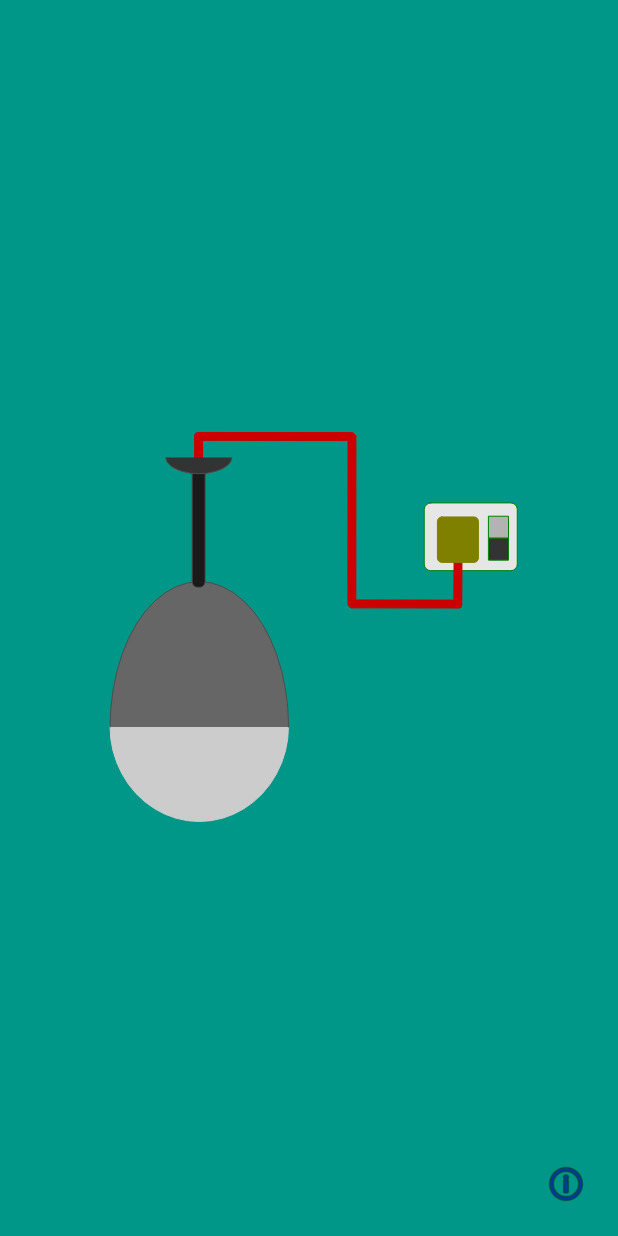
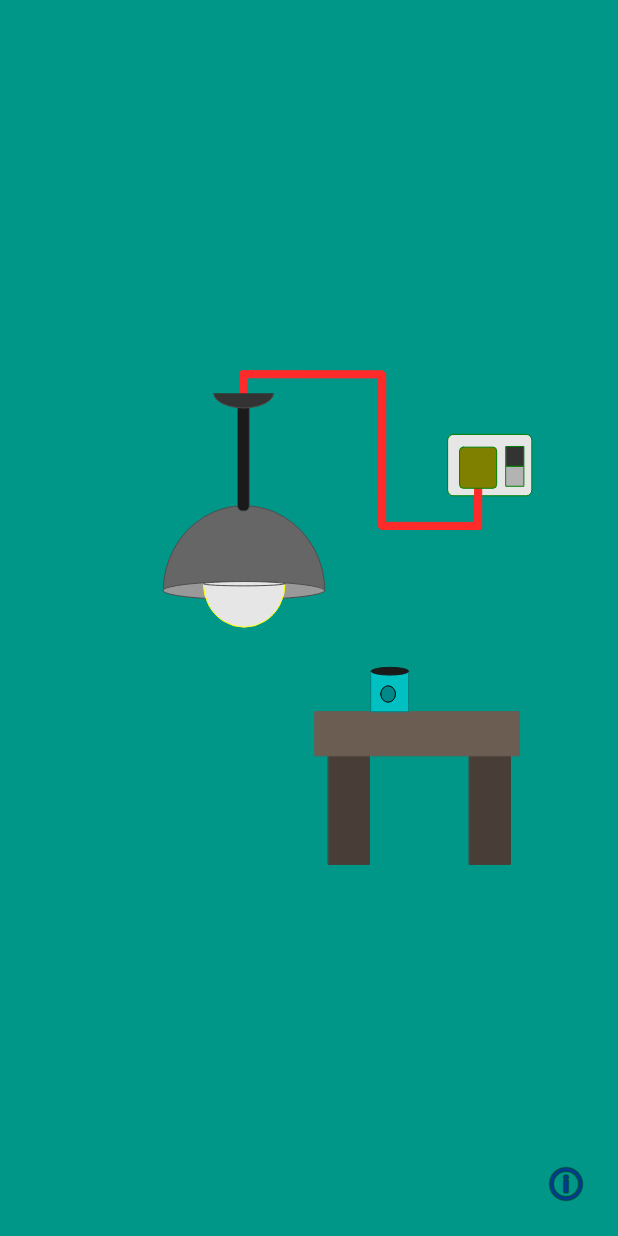
Before and after one commit to ranjanistic/path-finder, an Android app: the screen it shows after launch (MainActivity), on a phone screen of 412 x 824 dp. Run offline under Robolectric (Android 15) with nearby library versions, the phone set to English and light mode, and no system bars; 1 statement that could not run was skipped.

Commit message:
Graphic changes

```diff
--- a/Saber/app/src/main/java/com/pathfinder/saber/MainActivity.java
+++ b/Saber/app/src/main/java/com/pathfinder/saber/MainActivity.java
@@ -89,9 +89,9 @@ public class MainActivity extends AppCompatActivity {
 
     public void toggleImag(boolean status){
         if(status){
-            toggleButton.setButtonDrawable(R.drawable.ic_lamplit);
+            toggleButton.setButtonDrawable(R.drawable.ic_roomlit);
         } else{
-            toggleButton.setButtonDrawable(R.drawable.ic_lampunlit);
+            toggleButton.setButtonDrawable(R.drawable.ic_roomunlit);
         }
     }
 
--- /dev/null
+++ b/Saber/app/src/main/res/drawable/ic_roomlit.xml
@@ -0,0 +1,128 @@
+<vector android:autoMirrored="true" android:height="250dp"
+    android:viewportHeight="250" android:viewportWidth="250"
+    android:width="250dp" xmlns:aapt="http://schemas.android.com/aapt" xmlns:android="http://schemas.android.com/apk/res/android">
+    <path android:fillAlpha="1" android:fillColor="#f9f9f9"
+        android:pathData="M10.693,129.988A95.534,95.54 0,0 1,106.969 35.446,95.534 95.54,0 0,1 201.756,131.481 95.534,95.54 0,0 1,105.974 226.523,95.534 95.54,0 0,1 10.688,130.983"
+        android:strokeAlpha="1" android:strokeColor="#000000"
+        android:strokeLineCap="round" android:strokeLineJoin="miter" android:strokeWidth="0"/>
+    <path android:fillAlpha="1" android:fillColor="#000000"
+        android:pathData="M162.168,144.855h13.034v14.057h-13.034z"
+        android:strokeAlpha="1" android:strokeColor="#008080"
+        android:strokeLineCap="round" android:strokeLineJoin="miter" android:strokeWidth="0"/>
+    <path android:fillAlpha="1" android:fillColor="#000000"
+        android:pathData="m162.168,144.933a6.517,1.324 0,0 1,6.567 -1.31,6.517 1.324,0 0,1 6.466,1.331 6.517,1.324 0,0 1,-6.534 1.317,6.517 1.324,0 0,1 -6.5,-1.324"
+        android:strokeAlpha="1" android:strokeColor="#008080"
+        android:strokeLineCap="round" android:strokeLineJoin="miter" android:strokeWidth="0"/>
+    <path android:fillAlpha="1" android:fillColor="#000000"
+        android:pathData="M154.444,174.875h8.281v35.201h-8.281z"
+        android:strokeAlpha="1" android:strokeColor="#1a1a1a"
+        android:strokeLineCap="round" android:strokeLineJoin="miter" android:strokeWidth="0"/>
+    <path android:fillColor="#000000"
+        android:pathData="m149.419,214.628 l5.025,-4.551h8.281z"
+        android:strokeAlpha="1" android:strokeColor="#000000"
+        android:strokeLineCap="butt" android:strokeLineJoin="miter" android:strokeWidth="0.26034242"/>
+    <path android:fillColor="#000000"
+        android:pathData="m154.448,210.074 l-5.001,1.792 -0.031,2.691z"
+        android:strokeAlpha="1" android:strokeColor="#000000"
+        android:strokeLineCap="butt" android:strokeLineJoin="miter" android:strokeWidth="0.25857815"/>
+    <path android:fillAlpha="1" android:fillColor="#000000"
+        android:pathData="M210.011,161.694h25.029v13.351h-25.029z"
+        android:strokeAlpha="1" android:strokeColor="#000000"
+        android:strokeLineCap="round" android:strokeLineJoin="miter" android:strokeWidth="0"/>
+    <path android:fillAlpha="1" android:fillColor="#000000"
+        android:pathData="M211.489,174.795h8.281v35.405h-8.281z"
+        android:strokeAlpha="1" android:strokeColor="#1a1a1a"
+        android:strokeLineCap="round" android:strokeLineJoin="miter" android:strokeWidth="0"/>
+    <path android:fillColor="#000000"
+        android:pathData="m206.464,214.777 l5.025,-4.578h8.281z"
+        android:strokeAlpha="1" android:strokeColor="#000000"
+        android:strokeLineCap="butt" android:strokeLineJoin="miter" android:strokeWidth="0.26109454"/>
+    <path android:fillColor="#000000"
+        android:pathData="m211.493,210.198 l-5.001,1.803 -0.031,2.707z"
+        android:strokeAlpha="1" android:strokeColor="#000000"
+        android:strokeLineCap="butt" android:strokeLineJoin="miter" android:strokeWidth="0.25932518"/>
+    <path android:fillAlpha="1" android:fillColor="#008000"
+        android:pathData="M98.059,34.29L98.843,34.305A1.064,1.041 45.506,0 1,99.897 35.378L99.938,57.051A1.064,1.041 45.506,0 1,98.888 58.083L98.104,58.067A1.064,1.041 45.506,0 1,97.049 56.994L97.009,35.322A1.064,1.041 45.506,0 1,98.059 34.29z"
+        android:strokeAlpha="1" android:strokeColor="#008000"
+        android:strokeLineCap="round" android:strokeLineJoin="miter" android:strokeWidth="0"/>
+    <path android:fillAlpha="1" android:fillColor="#008000"
+        android:pathData="M156.057,35.628L156.057,35.628A1.31,2.615 89.976,0 1,153.437 36.936L99.607,36.891A1.31,2.615 89.976,0 1,96.998 35.579L96.998,35.579A1.31,2.615 89.976,0 1,99.619 34.271L153.449,34.316A1.31,2.615 89.976,0 1,156.057 35.628z"
+        android:strokeAlpha="1" android:strokeColor="#008000"
+        android:strokeLineCap="round" android:strokeLineJoin="miter" android:strokeWidth="0"/>
+    <path android:fillAlpha="1" android:fillColor="#008000"
+        android:pathData="M154.572,92.414L154.572,92.414A2.572,1.445 89.96,0 1,153.129 89.836L153.171,36.879A2.572,1.445 89.96,0 1,154.618 34.313L154.618,34.313A2.572,1.445 89.96,0 1,156.061 36.891L156.019,89.848A2.572,1.445 89.96,0 1,154.572 92.414z"
+        android:strokeAlpha="1" android:strokeColor="#008000"
+        android:strokeLineCap="round" android:strokeLineJoin="miter" android:strokeWidth="0"/>
+    <path android:fillAlpha="1" android:fillColor="#008000"
+        android:pathData="M194.674,91.148L194.674,91.148A1.31,1.839 89.947,0 1,192.831 92.455L154.967,92.41A1.31,1.839 89.947,0 1,153.132 91.098L153.132,91.098A1.31,1.839 89.947,0 1,154.976 89.791L192.839,89.836A1.31,1.839 89.947,0 1,194.674 91.148z"
+        android:strokeAlpha="1" android:strokeColor="#008000"
+        android:strokeLineCap="round" android:strokeLineJoin="miter" android:strokeWidth="0"/>
+    <path android:fillAlpha="1" android:fillColor="#e6e6e6"
+        android:pathData="M183.234,57.623L212.981,57.623A2.159,2.159 0,0 1,215.14 59.782L215.14,77.916A2.159,2.159 0,0 1,212.981 80.074L183.234,80.074A2.159,2.159 0,0 1,181.076 77.916L181.076,59.782A2.159,2.159 0,0 1,183.234 57.623z"
+        android:strokeAlpha="1" android:strokeColor="#008000"
+        android:strokeLineCap="round" android:strokeLineJoin="miter" android:strokeWidth="0"/>
+    <path android:fillAlpha="1" android:fillColor="#008000"
+        android:pathData="M194.117,92.402L192.629,92.4A0.7,0.703 45.163,0 1,191.931 91.698L191.995,77.257A0.7,0.703 45.163,0 1,192.699 76.557L194.187,76.559A0.7,0.703 45.163,0 1,194.885 77.261L194.821,91.702A0.7,0.703 45.163,0 1,194.117 92.402z"
+        android:strokeAlpha="1" android:strokeColor="#008000"
+        android:strokeLineCap="round" android:strokeLineJoin="miter" android:strokeWidth="0"/>
+    <path android:fillAlpha="1" android:fillColor="#808000"
+        android:pathData="M187.349,62.279L199.462,62.279A1.447,1.447 0,0 1,200.909 63.726L200.909,75.885A1.447,1.447 0,0 1,199.462 77.333L187.349,77.333A1.447,1.447 0,0 1,185.902 75.885L185.902,63.726A1.447,1.447 0,0 1,187.349 62.279z"
+        android:strokeAlpha="1" android:strokeColor="#008000"
+        android:strokeLineCap="round" android:strokeLineJoin="miter" android:strokeWidth="0"/>
+    <path android:fillAlpha="1" android:fillColor="#333333"
+        android:pathData="M204.72,62.034h7.206v7.282h-7.206z"
+        android:strokeAlpha="1" android:strokeColor="#008000"
+        android:strokeLineCap="round" android:strokeLineJoin="miter" android:strokeWidth="0"/>
+    <path android:fillAlpha="1" android:fillColor="#b3b3b3"
+        android:pathData="M204.72,69.317h7.206v7.282h-7.206z"
+        android:strokeAlpha="1" android:strokeColor="#008000"
+        android:strokeLineCap="round" android:strokeLineJoin="miter" android:strokeWidth="0"/>
+    <path android:fillAlpha="1" android:fillColor="#666666"
+        android:pathData="m66.05,115.005a31.272,32.678 90.01,0 1,16.335 -27.084,31.272 32.678,90.01 0,1 32.678,-0.004 31.272,32.678 90.01,0 1,16.343 27.08"
+        android:strokeAlpha="1" android:strokeColor="#4d4d4d"
+        android:strokeLineCap="round" android:strokeLineJoin="miter" android:strokeWidth="0"/>
+    <path android:fillAlpha="1" android:fillColor="#1a1a1a"
+        android:pathData="M97.926,44.158L99.021,44.158A1.835,1.835 0,0 1,100.856 45.993L100.856,83.772A1.835,1.835 0,0 1,99.021 85.607L97.926,85.607A1.835,1.835 0,0 1,96.092 83.772L96.092,45.993A1.835,1.835 0,0 1,97.926 44.158z"
+        android:strokeAlpha="1" android:strokeColor="#4d4d4d"
+        android:strokeLineCap="round" android:strokeLineJoin="miter" android:strokeWidth="0"/>
+    <path android:fillAlpha="1" android:fillColor="#333333"
+        android:pathData="m86.413,42.557a5.342,12.128 90,0 0,6.063 4.627,5.342 12.128,90 0,0 12.128,0.001 5.342,12.128 90,0 0,6.066 -4.626"
+        android:strokeAlpha="1" android:strokeColor="#4d4d4d"
+        android:strokeLineCap="round" android:strokeLineJoin="miter" android:strokeWidth="0"/>
+    <path android:fillAlpha="1" android:fillColor="#ececf1"
+        android:pathData="m131.356,114.766a3.288,32.678 90,0 1,-32.68 3.288,3.288 32.678,90 0,1 -32.677,-3.288 3.288,32.678 90,0 1,32.676 -3.288,3.288 32.678,90 0,1 32.681,3.288"
+        android:strokeAlpha="1" android:strokeColor="#4d4d4d"
+        android:strokeLineCap="round" android:strokeLineJoin="miter" android:strokeWidth="0"/>
+    <path android:fillAlpha="1" android:fillColor="#ffffff"
+        android:pathData="m115.343,112.195a16.554,15.986 0,0 1,-8.277 13.845,16.554 15.986,0 0,1 -16.554,0 16.554,15.986 0,0 1,-8.277 -13.845"
+        android:strokeAlpha="1" android:strokeColor="#ffff00"
+        android:strokeLineCap="round" android:strokeLineJoin="miter" android:strokeWidth="0"/>
+    <path android:fillAlpha="1" android:fillColor="#ffffff"
+        android:pathData="m115.579,112.264a0.792,16.664 90,0 1,-16.665 0.792,0.792 16.664,90 0,1 -16.663,-0.792 0.792,16.664 90,0 1,16.663 -0.792,0.792 16.664,90 0,1 16.665,0.792"
+        android:strokeAlpha="1" android:strokeColor="#4d4d4d"
+        android:strokeLineCap="round" android:strokeLineJoin="miter" android:strokeWidth="0"/>
+    <path android:fillAlpha="1"
+        android:pathData="M132.857,174.738h16.561v40.262h-16.561z"
+        android:strokeAlpha="1" android:strokeColor="#483e37"
+        android:strokeLineCap="round" android:strokeLineJoin="miter" android:strokeWidth="0"/>
+    <path android:fillAlpha="1"
+        android:pathData="M189.903,174.738h16.561v40.262h-16.561z"
+        android:strokeAlpha="1" android:strokeColor="#483e37"
+        android:strokeLineCap="round" android:strokeLineJoin="miter" android:strokeWidth="0"/>
+    <path android:fillAlpha="1"
+        android:pathData="M127.453,159.097h82.715v16.17h-82.715z"
+        android:strokeAlpha="1" android:strokeColor="#917c6f"
+        android:strokeLineCap="round" android:strokeLineJoin="miter" android:strokeWidth="0"/>
+    <path android:fillAlpha="1"
+        android:pathData="M150.101,144.191h15.181v14.964h-15.181z"
+        android:strokeAlpha="1" android:strokeColor="#008080"
+        android:strokeLineCap="round" android:strokeLineJoin="miter" android:strokeWidth="0"/>
+    <path android:fillAlpha="1" android:fillColor="#165044"
+        android:pathData="m150.101,144.274a7.59,1.41 0,0 1,7.649 -1.395,7.59 1.41,0 0,1 7.531,1.417 7.59,1.41 0,0 1,-7.61 1.402,7.59 1.41,0 0,1 -7.571,-1.41"
+        android:strokeAlpha="1" android:strokeColor="#008080"
+        android:strokeLineCap="round" android:strokeLineJoin="miter" android:strokeWidth="0"/>
+    <path android:fillAlpha="1"
+        android:pathData="m154.003,152.612a2.988,2.988 0,0 1,3.012 -2.957,2.988 2.988,0 0,1 2.965,3.004 2.988,2.988 0,0 1,-2.996 2.973,2.988 2.988,0 0,1 -2.981,-2.988"
+        android:strokeAlpha="1" android:strokeColor="#000000"
+        android:strokeLineCap="round" android:strokeLineJoin="miter" android:strokeWidth="0"/>
+</vector>
--- /dev/null
+++ b/Saber/app/src/main/res/drawable/ic_roomunlit.xml
@@ -0,0 +1,88 @@
+<vector android:autoMirrored="true" android:height="250dp"
+    android:viewportHeight="250" android:viewportWidth="250"
+    android:width="250dp" xmlns:android="http://schemas.android.com/apk/res/android">
+    <path android:fillAlpha="1" android:fillColor="#ff2a2a"
+        android:pathData="M98.059,34.289L98.843,34.305A1.064,1.041 45.507,0 1,99.897 35.378L99.938,57.05A1.064,1.041 45.507,0 1,98.888 58.082L98.104,58.067A1.064,1.041 45.507,0 1,97.049 56.994L97.009,35.321A1.064,1.041 45.507,0 1,98.059 34.289z"
+        android:strokeAlpha="1" android:strokeColor="#ff2a2a"
+        android:strokeLineCap="round" android:strokeLineJoin="miter" android:strokeWidth="0"/>
+    <path android:fillAlpha="1" android:fillColor="#ff2a2a"
+        android:pathData="M156.057,35.628L156.057,35.628A1.31,2.615 89.976,0 1,153.437 36.935L99.607,36.891A1.31,2.615 89.976,0 1,96.998 35.579L96.998,35.579A1.31,2.615 89.976,0 1,99.619 34.271L153.449,34.316A1.31,2.615 89.976,0 1,156.057 35.628z"
+        android:strokeAlpha="1" android:strokeColor="#ff2a2a"
+        android:strokeLineCap="round" android:strokeLineJoin="miter" android:strokeWidth="0"/>
+    <path android:fillAlpha="1" android:fillColor="#e6e6e6"
+        android:pathData="M183.235,57.623L212.981,57.623A2.159,2.159 86.442,0 1,215.14 59.782L215.14,77.915A2.159,2.159 86.442,0 1,212.981 80.074L183.235,80.074A2.159,2.159 86.442,0 1,181.076 77.915L181.076,59.782A2.159,2.159 86.442,0 1,183.235 57.623z"
+        android:strokeAlpha="1" android:strokeColor="#008000"
+        android:strokeLineCap="round" android:strokeLineJoin="miter" android:strokeWidth="0"/>
+    <path android:fillAlpha="1" android:fillColor="#ff2a2a"
+        android:pathData="M154.572,92.414L154.572,92.414A2.572,1.445 89.96,0 1,153.129 89.836L153.171,36.879A2.572,1.445 89.96,0 1,154.618 34.312L154.618,34.312A2.572,1.445 89.96,0 1,156.061 36.89L156.02,89.847A2.572,1.445 89.96,0 1,154.572 92.414z"
+        android:strokeAlpha="1" android:strokeColor="#ff2a2a"
+        android:strokeLineCap="round" android:strokeLineJoin="miter" android:strokeWidth="0"/>
+    <path android:fillAlpha="1" android:fillColor="#ff2a2a"
+        android:pathData="M194.674,91.147L194.674,91.147A1.31,1.839 89.947,0 1,192.831 92.455L154.967,92.41A1.31,1.839 89.947,0 1,153.132 91.098L153.132,91.098A1.31,1.839 89.947,0 1,154.976 89.791L192.839,89.835A1.31,1.839 89.947,0 1,194.674 91.147z"
+        android:strokeAlpha="1" android:strokeColor="#ff2a2a"
+        android:strokeLineCap="round" android:strokeLineJoin="miter" android:strokeWidth="0"/>
+    <path android:fillAlpha="1" android:fillColor="#ff2a2a"
+        android:pathData="M194.117,92.402L192.629,92.4A0.7,0.703 45.157,0 1,191.931 91.698L191.995,77.257A0.7,0.703 45.157,0 1,192.699 76.557L194.187,76.558A0.7,0.703 45.157,0 1,194.885 77.261L194.822,91.701A0.7,0.703 45.157,0 1,194.117 92.402z"
+        android:strokeAlpha="1" android:strokeColor="#ff2a2a"
+        android:strokeLineCap="round" android:strokeLineJoin="miter" android:strokeWidth="0"/>
+    <path android:fillAlpha="1" android:fillColor="#808000"
+        android:pathData="M187.349,62.279L199.462,62.279A1.447,1.447 88.475,0 1,200.909 63.726L200.909,75.885A1.447,1.447 88.475,0 1,199.462 77.332L187.349,77.332A1.447,1.447 88.475,0 1,185.902 75.885L185.902,63.726A1.447,1.447 88.475,0 1,187.349 62.279z"
+        android:strokeAlpha="1" android:strokeColor="#008000"
+        android:strokeLineCap="round" android:strokeLineJoin="miter" android:strokeWidth="0"/>
+    <path android:fillAlpha="1" android:fillColor="#333333"
+        android:pathData="M204.721,62.034l7.206,0l0,7.282l-7.206,0z"
+        android:strokeAlpha="1" android:strokeColor="#008000"
+        android:strokeLineCap="round" android:strokeLineJoin="miter" android:strokeWidth="0"/>
+    <path android:fillAlpha="1" android:fillColor="#b3b3b3"
+        android:pathData="M204.721,69.316l7.206,0l0,7.282l-7.206,0z"
+        android:strokeAlpha="1" android:strokeColor="#008000"
+        android:strokeLineCap="round" android:strokeLineJoin="miter" android:strokeWidth="0"/>
+    <path android:fillAlpha="1" android:fillColor="#666666"
+        android:pathData="m66.05,115.005a31.272,32.678 90.01,0 1,16.335 -27.084,31.272 32.678,90.01 0,1 32.678,-0.004 31.272,32.678 90.01,0 1,16.343 27.08"
+        android:strokeAlpha="1" android:strokeColor="#4d4d4d"
+        android:strokeLineCap="round" android:strokeLineJoin="miter" android:strokeWidth="0"/>
+    <path android:fillAlpha="1" android:fillColor="#1a1a1a"
+        android:pathData="M97.927,44.158L99.021,44.158A1.835,1.835 88.293,0 1,100.856 45.993L100.856,83.771A1.835,1.835 88.293,0 1,99.021 85.606L97.927,85.606A1.835,1.835 88.293,0 1,96.092 83.771L96.092,45.993A1.835,1.835 88.293,0 1,97.927 44.158z"
+        android:strokeAlpha="1" android:strokeColor="#4d4d4d"
+        android:strokeLineCap="round" android:strokeLineJoin="miter" android:strokeWidth="0"/>
+    <path android:fillAlpha="1" android:fillColor="#333333"
+        android:pathData="m86.413,42.556a5.342,12.129 90,0 0,6.063 4.627,5.342 12.129,90 0,0 12.129,0.001 5.342,12.129 90,0 0,6.066 -4.626"
+        android:strokeAlpha="1" android:strokeColor="#4d4d4d"
+        android:strokeLineCap="round" android:strokeLineJoin="miter" android:strokeWidth="0"/>
+    <path android:fillAlpha="1" android:fillColor="#999999"
+        android:pathData="m131.357,114.765a3.288,32.678 90,0 1,-32.68 3.288,3.288 32.678,90 0,1 -32.677,-3.288 3.288,32.678 90,0 1,32.676 -3.288,3.288 32.678,90 0,1 32.681,3.288"
+        android:strokeAlpha="1" android:strokeColor="#4d4d4d"
+        android:strokeLineCap="round" android:strokeLineJoin="miter" android:strokeWidth="0"/>
+    <path android:fillAlpha="1" android:fillColor="#e6e6e6"
+        android:pathData="m115.343,112.195a15.986,16.554 90,0 1,-8.277 13.845,15.986 16.554,90 0,1 -16.554,0 15.986,16.554 90,0 1,-8.277 -13.845"
+        android:strokeAlpha="1" android:strokeColor="#ffff00"
+        android:strokeLineCap="round" android:strokeLineJoin="miter" android:strokeWidth="0"/>
+    <path android:fillAlpha="1" android:fillColor="#e6e6e6"
+        android:pathData="m115.579,112.263a0.792,16.664 90,0 1,-16.665 0.792,0.792 16.664,90 0,1 -16.663,-0.792 0.792,16.664 90,0 1,16.663 -0.792,0.792 16.664,90 0,1 16.665,0.792"
+        android:strokeAlpha="1" android:strokeColor="#4d4d4d"
+        android:strokeLineCap="round" android:strokeLineJoin="miter" android:strokeWidth="0"/>
+    <path android:fillAlpha="1" android:fillColor="#483e37"
+        android:pathData="M132.858,174.738l16.562,0l0,40.262l-16.562,0z"
+        android:strokeAlpha="1" android:strokeColor="#483e37"
+        android:strokeLineCap="round" android:strokeLineJoin="miter" android:strokeWidth="0"/>
+    <path android:fillAlpha="1" android:fillColor="#483e37"
+        android:pathData="M189.903,174.738l16.562,0l0,40.262l-16.562,0z"
+        android:strokeAlpha="1" android:strokeColor="#483e37"
+        android:strokeLineCap="round" android:strokeLineJoin="miter" android:strokeWidth="0"/>
+    <path android:fillAlpha="1" android:fillColor="#6c5d53"
+        android:pathData="M127.453,159.097l82.715,0l0,16.17l-82.715,0z"
+        android:strokeAlpha="1" android:strokeColor="#6c5d53"
+        android:strokeLineCap="round" android:strokeLineJoin="miter" android:strokeWidth="0"/>
+    <path android:fillAlpha="1" android:fillColor="#00c0c1"
+        android:pathData="M150.101,144.191l15.181,0l0,14.964l-15.181,0z"
+        android:strokeAlpha="1" android:strokeColor="#008080"
+        android:strokeLineCap="round" android:strokeLineJoin="miter" android:strokeWidth="0"/>
+    <path android:fillAlpha="1" android:fillColor="#1a1a1a"
+        android:pathData="m150.101,144.273a1.41,7.59 90,0 1,7.649 -1.395,1.41 7.59,90 0,1 7.531,1.417 1.41,7.59 90,0 1,-7.61 1.402,1.41 7.59,90 0,1 -7.571,-1.41"
+        android:strokeAlpha="1" android:strokeColor="#1a1a1a"
+        android:strokeLineCap="round" android:strokeLineJoin="miter" android:strokeWidth="0"/>
+    <path android:fillAlpha="1" android:fillColor="#008988"
+        android:pathData="m154.003,152.612a2.989,2.988 90.036,0 1,3.012 -2.957,2.989 2.988,90.036 0,1 2.965,3.004 2.989,2.988 90.036,0 1,-2.996 2.973,2.989 2.988,90.036 0,1 -2.981,-2.988"
+        android:strokeAlpha="1" android:strokeColor="#000000"
+        android:strokeLineCap="round" android:strokeLineJoin="miter" android:strokeWidth="0"/>
+</vector>
--- a/Saber/app/src/main/res/layout/activity_main.xml
+++ b/Saber/app/src/main/res/layout/activity_main.xml
@@ -10,16 +10,16 @@
 
     <ToggleButton
         android:id="@+id/toggleButton"
-        android:layout_width="wrap_content"
-        android:layout_height="wrap_content"
+        android:layout_width="412dp"
+        android:layout_height="455dp"
         android:layout_marginStart="8dp"
         android:layout_marginTop="8dp"
         android:layout_marginEnd="8dp"
         android:layout_marginBottom="8dp"
-        android:background="@drawable/ic_lampunlit"
-        android:translationZ="-3dp"
+        android:background="@drawable/ic_roomunlit"
         android:textOff=""
         android:textOn=""
+        android:translationZ="-3dp"
         app:layout_constraintBottom_toBottomOf="parent"
         app:layout_constraintEnd_toEndOf="parent"
         app:layout_constraintStart_toStartOf="parent"
```
